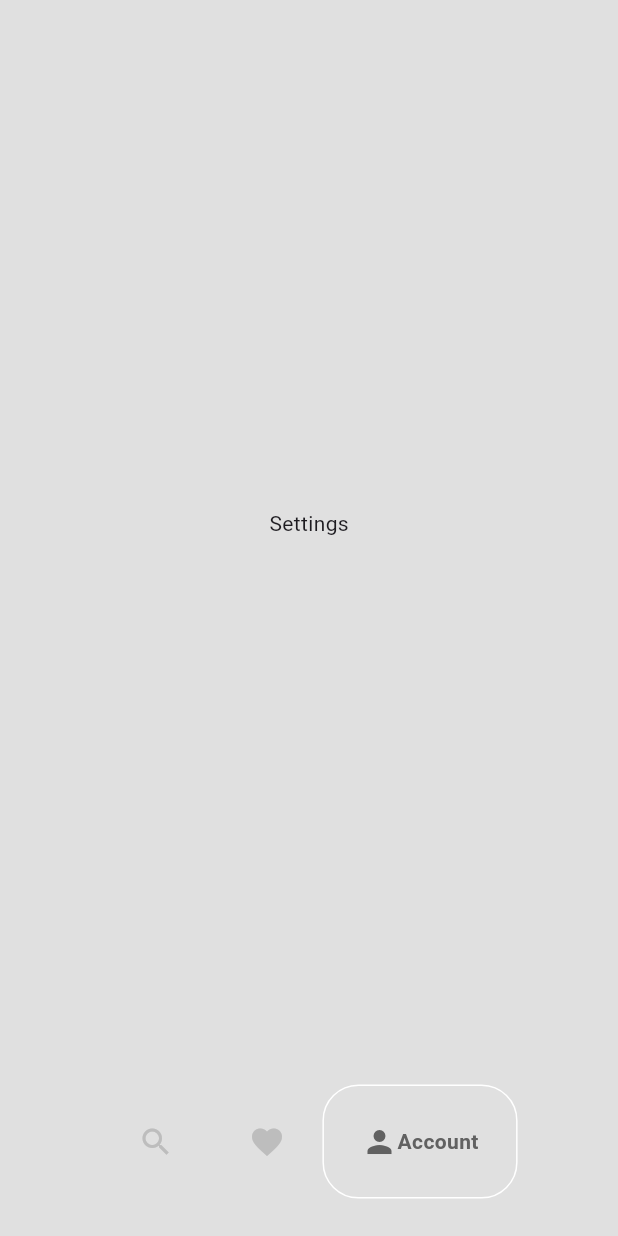
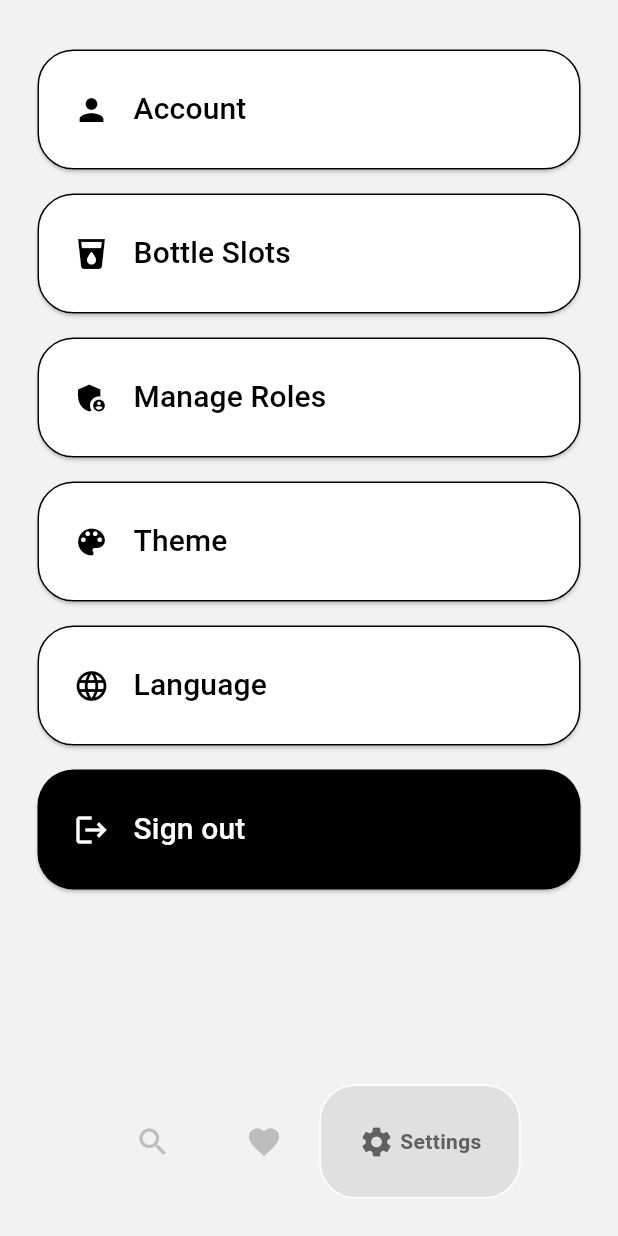
Before and after one commit to mingo-git/Smartender, a Flutter app: the HomeScreen screen opened by its route, item 3 of the bottom bar chosen, on a phone screen of 412 x 824 dp. Run offline on Flutter 3.47's test engine with Material 3 defaults, Android fonts, the phone set to English and light mode, and no system bars; drawn by our look-alikes of google_nav_bar; our stand-ins replace flutter_dotenv, flutter_secure_storage, google_sign_in, sign_in_with_apple; accounts and stored records are empty.

Commit message:
settings_screen updated with tiles and extra screens

```diff
--- a/App/smartender_flutter_app/lib/components/bottom_nav_bar.dart
+++ b/App/smartender_flutter_app/lib/components/bottom_nav_bar.dart
@@ -19,8 +19,8 @@ class MyBottomNavBar extends StatelessWidget {
           tabActiveBorder: Border.all(color: Colors.white),
           tabs: [
             GButton(icon: Icons.search_outlined, text: 'Search'),
-            GButton(icon: Icons.favorite, text: 'Favorites'),
-            GButton(icon: Icons.person, text: 'Account'),
+            GButton(icon: Icons.favorite, text: ' Favorites'),
+            GButton(icon: Icons.settings, text: ' Settings'),
           ]),
     );
   }
--- a/App/smartender_flutter_app/lib/config/constants.dart
+++ b/App/smartender_flutter_app/lib/config/constants.dart
@@ -1,5 +1,12 @@
 import 'package:flutter/material.dart';
+import 'package:flutter_dotenv/flutter_dotenv.dart';
 
-var baseUrl = 'http://192.168.178.23:8080/api';
-var apiKey = 'b0ec1aa3-98bd-434d-b6b6-f72b99383859';
-var backgroundcolor = Colors.grey[300];
+// Stelle sicher, dass dotenv initialisiert ist, bevor du auf die Werte zugreifst
+var baseUrl = dotenv.env['BASE_URL'] ?? 'no_base_url_found';
+var apiKey = dotenv.env['API_KEY'] ?? 'no_api_key_found';
+var googleWebClientId = dotenv.env['GOOGLE_WEB_CLIENT_ID'] ?? 'no_google_client_id_found';
+
+// Farbe aus .env laden und in Color umwandeln
+Color backgroundColor = Color(
+  int.parse(dotenv.env['BACKGROUND_COLOR'] ?? '0xFFF2F2F2'), // Verwende '0xFF' für Deckkraft
+);
--- /dev/null
+++ b/App/smartender_flutter_app/lib/models/settings_option.dart
@@ -0,0 +1,64 @@
+import 'package:flutter/material.dart';
+import 'package:smartender_flutter_app/services/auth_service.dart';
+
+class SettingsOption extends StatelessWidget {
+  final String title;
+  final bool isLogout;
+  final IconData icon;
+  final VoidCallback? onTap;
+
+  const SettingsOption({
+    Key? key,
+    required this.title,
+    required this.icon,
+    this.isLogout = false,
+    this.onTap,
+  }) : super(key: key);
+
+  void _handleLogout(BuildContext context) {
+    final AuthService authService = AuthService();
+    authService.signOut();
+    Navigator.pushReplacementNamed(context, '/login');
+  }
+
+  @override
+  Widget build(BuildContext context) {
+    return Padding(
+      padding: const EdgeInsets.symmetric(vertical: 8.0),
+      child: ElevatedButton(
+        onPressed: () {
+          if (isLogout) {
+            _handleLogout(context); // Sign out action
+          } else {
+            onTap?.call(); // Show popup for other options
+          }
+        },
+        style: ElevatedButton.styleFrom(
+          foregroundColor: isLogout ? Colors.white : Colors.black,
+          backgroundColor: isLogout ? Colors.black : Colors.white,
+          minimumSize: const Size(double.infinity, 80),
+          alignment: Alignment.centerLeft,
+          shape: RoundedRectangleBorder(
+            borderRadius: BorderRadius.circular(24.0),
+          ),
+          side: isLogout
+              ? BorderSide.none
+              : const BorderSide(color: Colors.black),
+        ),
+        child: Row(
+          children: [
+            Icon(icon, size: 24, color: isLogout ? Colors.white : Colors.black),
+            const SizedBox(width: 16),
+            Text(
+              title,
+              style: const TextStyle(
+                fontSize: 20,
+                fontWeight: FontWeight.w500,
+              ),
+            ),
+          ],
+        ),
+      ),
+    );
+  }
+}
--- a/App/smartender_flutter_app/lib/screens/home_screen.dart
+++ b/App/smartender_flutter_app/lib/screens/home_screen.dart
@@ -41,7 +41,7 @@ class _HomeScreenState extends State<HomeScreen> with WidgetsBindingObserver {
   Widget build(BuildContext context) {
     // Dein UI-Code hier
     return Scaffold(
-      backgroundColor: backgroundcolor,
+      backgroundColor: backgroundColor,
       bottomNavigationBar: MyBottomNavBar(
         onTabChange: (index) => navigateBottomBar(index),
       ),
--- a/App/smartender_flutter_app/lib/screens/homesceens/settings_screen.dart
+++ b/App/smartender_flutter_app/lib/screens/homesceens/settings_screen.dart
@@ -1,17 +1,67 @@
 import 'package:flutter/material.dart';
+import 'package:smartender_flutter_app/models/settings_option.dart';
+import 'package:smartender_flutter_app/screens/homesceens/settingsscreens/account_screen.dart';
+import 'package:smartender_flutter_app/screens/homesceens/settingsscreens/bottle_slot_screen.dart';
+import 'package:smartender_flutter_app/screens/homesceens/settingsscreens/language_screen.dart';
+import 'package:smartender_flutter_app/screens/homesceens/settingsscreens/manage_roles_screen.dart';
+import 'package:smartender_flutter_app/screens/homesceens/settingsscreens/theme_screen.dart';
+import 'package:smartender_flutter_app/services/auth_service.dart';
 
-class SettingsScreen extends StatefulWidget {
-  const SettingsScreen({super.key});
+class SettingsScreen extends StatelessWidget {
+  const SettingsScreen({Key? key}) : super(key: key);
+
+  void _navigateToScreen(BuildContext context, Widget screen) {
+    Navigator.push(
+      context,
+      MaterialPageRoute(builder: (context) => screen),
+    );
+  }
 
   @override
-  State<SettingsScreen> createState() => _SettingsScreenState();
-}
-
-class _SettingsScreenState extends State<SettingsScreen> {
-  @override
   Widget build(BuildContext context) {
-    return Center(
-      child: Text("Settings"),
+    return SafeArea(
+      child: Padding(
+        padding: const EdgeInsets.all(25.0),
+        child: Column(
+          mainAxisAlignment: MainAxisAlignment.start,
+          children: [
+            SettingsOption(
+              title: "Account",
+              icon: Icons.person,
+              onTap: () => _navigateToScreen(context, const AccountScreen()),
+            ),
+            SettingsOption(
+              title: "Bottle Slots",
+              icon: Icons.local_drink,
+              onTap: () => _navigateToScreen(context, const BottleSlotsScreen()),
+            ),
+            SettingsOption(
+              title: "Manage Roles",
+              icon: Icons.admin_panel_settings,
+              onTap: () => _navigateToScreen(context, const ManageRolesScreen()),
+            ),
+            SettingsOption(
+              title: "Theme",
+              icon: Icons.color_lens,
+              onTap: () => _navigateToScreen(context, const ThemeScreen()),
+            ),
+            SettingsOption(
+              title: "Language",
+              icon: Icons.language,
+              onTap: () => _navigateToScreen(context, const LanguageScreen()),
+            ),
+            SettingsOption(
+              title: "Sign out",
+              icon: Icons.logout,
+              isLogout: true,
+              onTap: () {
+                AuthService().signOut();
+                Navigator.pushReplacementNamed(context, '/login');
+              },
+            ),
+          ],
+        ),
+      ),
     );
   }
 }
--- a/App/smartender_flutter_app/lib/screens/login_screen.dart
+++ b/App/smartender_flutter_app/lib/screens/login_screen.dart
@@ -80,7 +80,7 @@ class _LoginScreenState extends State<LoginScreen> {
   @override
   Widget build(BuildContext context) {
     return Scaffold(
-      backgroundColor: backgroundcolor,
+      backgroundColor: backgroundColor,
       resizeToAvoidBottomInset: true,
       body: SingleChildScrollView(
         child: ConstrainedBox(
--- a/App/smartender_flutter_app/lib/screens/register_screen.dart
+++ b/App/smartender_flutter_app/lib/screens/register_screen.dart
@@ -116,9 +116,9 @@ class _RegisterScreenState extends State<RegisterScreen> {
   @override
   Widget build(BuildContext context) {
     return Scaffold(
-        backgroundColor: backgroundcolor,
+        backgroundColor: backgroundColor,
         appBar: AppBar(
-          backgroundColor: backgroundcolor,
+          backgroundColor: backgroundColor,
           elevation: 0,
           leading: IconButton(
             icon: const Icon(
--- a/App/smartender_flutter_app/lib/services/auth_service.dart
+++ b/App/smartender_flutter_app/lib/services/auth_service.dart
@@ -119,6 +119,7 @@ class AuthService {
     }
   }
 
+  //TODO: Don´t work - Actually not nessasary!!!
   Future<Map<String, dynamic>> signInWithApple() async {
     try {
       final appleCredential = await SignInWithApple.getAppleIDCredential(
```
Also changed, not shown: App/smartender_flutter_app/lib/screens/homesceens/settingsscreens/account_screen.dart (added, +249 -0 lines), App/smartender_flutter_app/lib/screens/homesceens/settingsscreens/bottle_slot_screen.dart (added, +32 -0 lines), App/smartender_flutter_app/lib/screens/homesceens/settingsscreens/language_screen.dart (added, +31 -0 lines), App/smartender_flutter_app/lib/screens/homesceens/settingsscreens/manage_roles_screen.dart (added, +21 -0 lines), App/smartender_flutter_app/lib/screens/homesceens/settingsscreens/theme_screen.dart (added, +53 -0 lines), App/smartender_flutter_app/lib/images/smartender-logo.svg (added).
